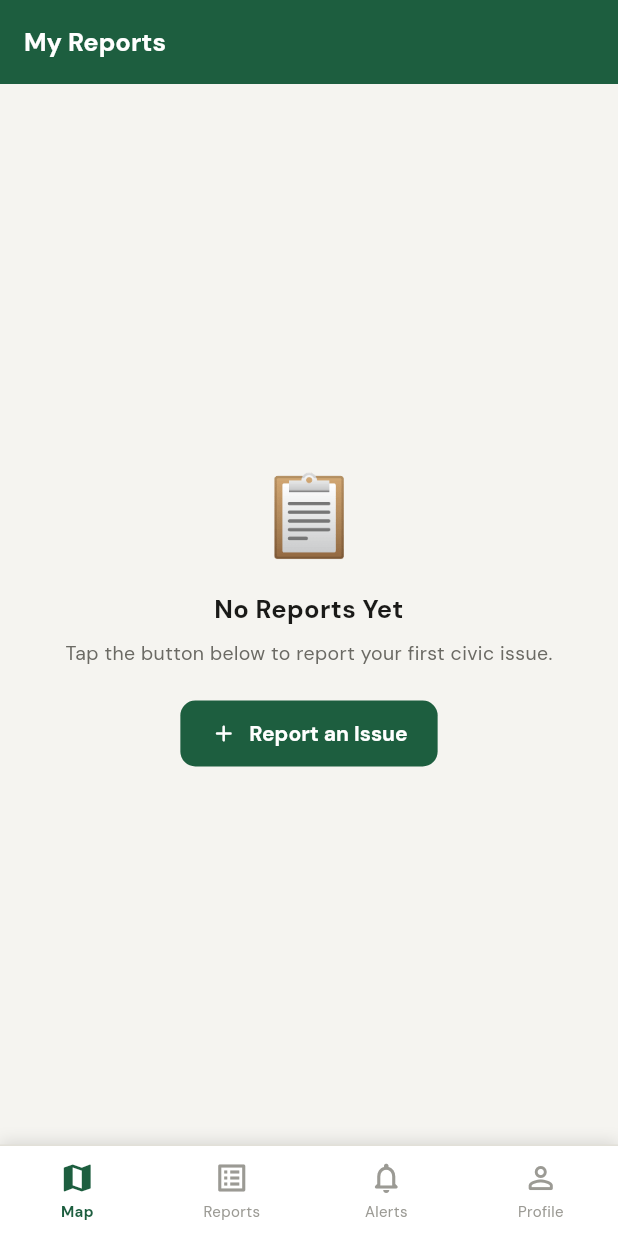
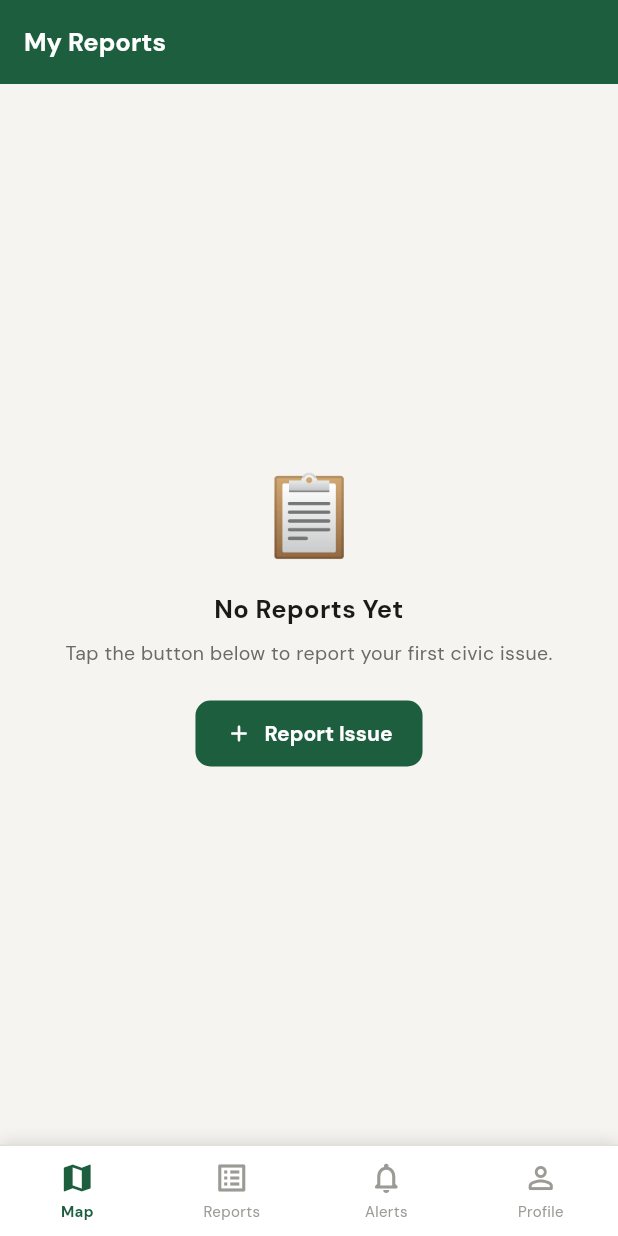
Before and after one commit to Manjunathvpoojari/Smart_City_Issue_Reporting_App, a Flutter app: the screen it shows once a user with an empty profile is signed in, scrolled down 242 dp, after a tap on "View all", on a phone screen of 412 x 824 dp. Run offline on Flutter 3.47's test engine with Material 3 defaults, Android fonts, the phone set to English and light mode, and no system bars; our stand-ins replace cached_network_image, firebase_core, firebase_messaging, fl_chart, flutter_dotenv, flutter_image_compress and 13 more; accounts and stored records are empty; network calls fail.

Commit message:
Final version updated as of now

```diff
--- a/SmartCityIssue_App/lib/screens/home/home_screen.dart
+++ b/SmartCityIssue_App/lib/screens/home/home_screen.dart
@@ -6,6 +6,7 @@ import 'package:latlong2/latlong.dart';
 import 'package:timeago/timeago.dart' as timeago;
 
 import '../../core/constants.dart';
+import '../../core/l10n_extension.dart';
 import '../../core/theme.dart';
 import '../../models/issue_model.dart';
 import '../../providers/auth_provider.dart';
@@ -22,10 +23,11 @@ class HomeScreen extends ConsumerStatefulWidget {
 class _HomeScreenState extends ConsumerState<HomeScreen> {
   final _mapController = MapController();
   String _selectedCategory = 'All';
-  bool _showMap = true; // toggle map/list view
+  bool _showMap = true;
 
   @override
   Widget build(BuildContext context) {
+    final l10n = context.l10n;
     final issuesAsync = ref.watch(allIssuesStreamProvider);
     final profile = ref.watch(userProfileProvider).valueOrNull;
     final isAdmin = ref.watch(isAdminProvider);
@@ -33,9 +35,9 @@ class _HomeScreenState extends ConsumerState<HomeScreen> {
     return Scaffold(
       backgroundColor: AppTheme.background,
       body: issuesAsync.when(
-        loading: () => const LoadingWidget(message: 'Loading city data...'),
+        loading: () => LoadingWidget(message: l10n.loadingMap),
         error: (e, _) => ErrorRetryWidget(
-          message: 'Failed to load issues',
+          message: l10n.failedToLoad,
           onRetry: () => ref.invalidate(allIssuesStreamProvider),
         ),
         data: (issues) {
@@ -50,7 +52,7 @@ class _HomeScreenState extends ConsumerState<HomeScreen> {
 
           return CustomScrollView(
             slivers: [
-              // ── App Bar ───────────────────────────────────────
+              // ── App Bar ─────────────────────────────────────────────
               SliverAppBar(
                 pinned: true,
                 backgroundColor: AppTheme.primary,
@@ -76,7 +78,8 @@ class _HomeScreenState extends ConsumerState<HomeScreen> {
                                 crossAxisAlignment: CrossAxisAlignment.start,
                                 children: [
                                   Text(
-                                    _greeting(profile?.name),
+                                    _greeting(profile?.name, l10n.goodMorning,
+                                        l10n.goodAfternoon, l10n.goodEvening),
                                     style: const TextStyle(
                                       color: Colors.white,
                                       fontSize: 18,
@@ -84,13 +87,13 @@ class _HomeScreenState extends ConsumerState<HomeScreen> {
                                     ),
                                   ),
                                   const SizedBox(height: 2),
-                                  const Row(
+                                  Row(
                                     children: [
-                                      Icon(Icons.location_on_rounded,
+                                      const Icon(Icons.location_on_rounded,
                                           size: 12, color: Colors.white70),
-                                      SizedBox(width: 3),
-                                      Text('Shivamogga, Karnataka',
-                                          style: TextStyle(
+                                      const SizedBox(width: 3),
+                                      Text(l10n.shimoga,
+                                          style: const TextStyle(
                                               color: Colors.white70,
                                               fontSize: 12)),
                                     ],
@@ -110,13 +113,15 @@ class _HomeScreenState extends ConsumerState<HomeScreen> {
                                     border: Border.all(
                                         color: Colors.white.withOpacity(0.4)),
                                   ),
-                                  child: const Row(
+                                  child: Row(
                                     children: [
-                                      Icon(Icons.admin_panel_settings_rounded,
-                                          size: 14, color: Colors.white),
-                                      SizedBox(width: 4),
-                                      Text('Admin',
-                                          style: TextStyle(
+                                      const Icon(
+                                          Icons.admin_panel_settings_rounded,
+                                          size: 14,
+                                          color: Colors.white),
+                                      const SizedBox(width: 4),
+                                      Text(l10n.admin,
+                                          style: const TextStyle(
                                               color: Colors.white,
                                               fontSize: 11,
                                               fontWeight: FontWeight.w700)),
@@ -133,9 +138,7 @@ class _HomeScreenState extends ConsumerState<HomeScreen> {
                 bottom: PreferredSize(
                   preferredSize: const Size.fromHeight(0),
                   child: Container(
-                    height: 1,
-                    color: AppTheme.primary.withOpacity(0.3),
-                  ),
+                      height: 1, color: AppTheme.primary.withOpacity(0.3)),
                 ),
               ),
 
@@ -143,34 +146,34 @@ class _HomeScreenState extends ConsumerState<HomeScreen> {
                 child: Column(
                   crossAxisAlignment: CrossAxisAlignment.start,
                   children: [
-                    // ── Stats Row ────────────────────────────────
+                    // ── Stats Row ──────────────────────────────────────
                     Padding(
                       padding: const EdgeInsets.fromLTRB(16, 16, 16, 0),
                       child: Row(
                         children: [
                           _StatCard(
-                            label: 'Total',
+                            label: l10n.total,
                             value: '${issues.length}',
                             icon: Icons.location_on_rounded,
                             color: AppTheme.primary,
                           ),
                           const SizedBox(width: 10),
                           _StatCard(
-                            label: 'Pending',
+                            label: l10n.pending,
                             value: '$pending',
                             icon: Icons.hourglass_empty_rounded,
                             color: AppTheme.pendingColor,
                           ),
                           const SizedBox(width: 10),
                           _StatCard(
-                            label: 'Active',
+                            label: l10n.active,
                             value: '$inProgress',
                             icon: Icons.autorenew_rounded,
                             color: AppTheme.inProgressColor,
                           ),
                           const SizedBox(width: 10),
                           _StatCard(
-                            label: 'Resolved',
+                            label: l10n.resolved,
                             value: '$resolved',
                             icon: Icons.check_circle_rounded,
                             color: AppTheme.resolvedColor,
@@ -179,7 +182,7 @@ class _HomeScreenState extends ConsumerState<HomeScreen> {
                       ),
                     ),
 
-                    // ── Category Filter ───────────────────────────
+                    // ── Category Filter ────────────────────────────────
                     const SizedBox(height: 16),
                     SizedBox(
                       height: 36,
@@ -227,20 +230,20 @@ class _HomeScreenState extends ConsumerState<HomeScreen> {
                       ),
                     ),
 
-                    // ── Map / List Toggle ─────────────────────────
+                    // ── Map / List Toggle ──────────────────────────────
                     const SizedBox(height: 14),
                     Padding(
                       padding: const EdgeInsets.symmetric(horizontal: 16),
                       child: Row(
                         children: [
-                          const Text('City Map',
-                              style: TextStyle(
+                          Text(l10n.cityMap,
+                              style: const TextStyle(
                                   color: AppTheme.textPrimary,
                                   fontSize: 14,
                                   fontWeight: FontWeight.w700)),
                           const Spacer(),
                           _ToggleButton(
-                            label: 'Map',
+                            label: l10n.map,
                             icon: Icons.map_rounded,
                             active: _showMap,
                             onTap: () => setState(() => _showMap = true),
@@ -256,7 +259,7 @@ class _HomeScreenState extends ConsumerState<HomeScreen> {
                       ),
                     ),
 
-                    // ── Map ───────────────────────────────────────
+                    // ── Map ───────────────────────────────────────────
                     const SizedBox(height: 10),
                     if (_showMap)
                       Padding(
@@ -295,7 +298,7 @@ class _HomeScreenState extends ConsumerState<HomeScreen> {
                         ),
                       ),
 
-                    // ── Map Legend ────────────────────────────────
+                    // ── Map Legend ─────────────────────────────────────
                     if (_showMap) ...[
                       const SizedBox(height: 10),
                       Padding(
@@ -303,36 +306,37 @@ class _HomeScreenState extends ConsumerState<HomeScreen> {
                         child: Row(
                           children: [
                             _LegendDot(
-                                color: AppTheme.pendingColor, label: 'Pending'),
+                                color: AppTheme.pendingColor,
+                                label: l10n.pending),
                             const SizedBox(width: 14),
                             _LegendDot(
                                 color: AppTheme.inProgressColor,
-                                label: 'In Progress'),
+                                label: l10n.inProgress),
                             const SizedBox(width: 14),
                             _LegendDot(
                                 color: AppTheme.resolvedColor,
-                                label: 'Resolved'),
+                                label: l10n.resolved),
                           ],
                         ),
                       ),
                     ],
 
-                    // ── Recent Issues ─────────────────────────────
+                    // ── Recent Issues ──────────────────────────────────
                     const SizedBox(height: 20),
                     Padding(
                       padding: const EdgeInsets.symmetric(horizontal: 16),
                       child: Row(
                         children: [
-                          const Text('Recent Issues',
-                              style: TextStyle(
+                          Text(l10n.recentIssues,
+                              style: const TextStyle(
                                   color: AppTheme.textPrimary,
                                   fontSize: 14,
                                   fontWeight: FontWeight.w700)),
                           const Spacer(),
                           GestureDetector(
                             onTap: () => context.go('/my-reports'),
-                            child: const Text('View all',
-                                style: TextStyle(
+                            child: Text(l10n.viewAll,
+                                style: const TextStyle(
                                     color: AppTheme.primary,
                                     fontSize: 12,
                                     fontWeight: FontWeight.w600)),
@@ -342,12 +346,12 @@ class _HomeScreenState extends ConsumerState<HomeScreen> {
                     ),
                     const SizedBox(height: 10),
                     if (filtered.isEmpty)
-                      const Padding(
-                        padding: EdgeInsets.all(32),
+                      Padding(
+                        padding: const EdgeInsets.all(32),
                         child: EmptyState(
                           emoji: '🎉',
-                          title: 'No Issues Found',
-                          subtitle: 'No issues match the selected filter.',
+                          title: l10n.noIssuesFound,
+                          subtitle: l10n.allResolved,
                         ),
                       )
                     else
@@ -372,8 +376,9 @@ class _HomeScreenState extends ConsumerState<HomeScreen> {
         onPressed: () => context.go('/report'),
         backgroundColor: AppTheme.primary,
         icon: const Icon(Icons.add_rounded, color: Colors.white),
-        label: const Text('Report Issue',
-            style: TextStyle(color: Colors.white, fontWeight: FontWeight.w700)),
+        label: Text(l10n.reportIssue,
+            style: const TextStyle(
+                color: Colors.white, fontWeight: FontWeight.w700)),
         elevation: 4,
       ),
     );
@@ -419,13 +424,14 @@ class _HomeScreenState extends ConsumerState<HomeScreen> {
     );
   }
 
-  String _greeting(String? name) {
+  String _greeting(
+      String? name, String morning, String afternoon, String evening) {
     final hour = DateTime.now().hour;
     final part = hour < 12
-        ? 'Good Morning'
+        ? morning
         : hour < 17
-            ? 'Good Afternoon'
-            : 'Good Evening';
+            ? afternoon
+            : evening;
     return name != null && name.isNotEmpty
         ? '$part, ${name.split(' ').first} 👋'
         : '$part 👋';
@@ -591,7 +597,6 @@ class _IssueListCard extends StatelessWidget {
           children: [
             Row(
               children: [
-                // Category dot
                 Container(
                   width: 8,
                   height: 8,
@@ -614,7 +619,6 @@ class _IssueListCard extends StatelessWidget {
                   ),
                 ),
                 const SizedBox(width: 8),
-                // Status badge
                 Container(
                   padding:
                       const EdgeInsets.symmetric(horizontal: 8, vertical: 3),
@@ -655,7 +659,6 @@ class _IssueListCard extends StatelessWidget {
                 ),
               ],
             ),
-            // Progress bar for In Progress items
             if (issue.status == 'In Progress') ...[
               const SizedBox(height: 8),
               Row(
--- a/SmartCityIssue_App/lib/screens/my_reports/my_reports_screen.dart
+++ b/SmartCityIssue_App/lib/screens/my_reports/my_reports_screen.dart
@@ -2,6 +2,7 @@ import 'package:flutter/material.dart';
 import 'package:flutter_riverpod/flutter_riverpod.dart';
 import 'package:go_router/go_router.dart';
 
+import '../../core/l10n_extension.dart';
 import '../../core/theme.dart';
 import '../../providers/issue_provider.dart';
 import '../../widgets/app_widgets.dart';
@@ -11,62 +12,75 @@ class MyReportsScreen extends ConsumerWidget {
 
   @override
   Widget build(BuildContext context, WidgetRef ref) {
+    final l10n = context.l10n;
     final issuesAsync = ref.watch(myIssuesStreamProvider);
 
     return Scaffold(
       backgroundColor: AppTheme.background,
-      appBar: AppBar(title: const Text('My Reports')),
+      appBar: AppBar(title: Text(l10n.myReports)),
       body: issuesAsync.when(
-        loading: () => const LoadingWidget(message: 'Loading your reports...'),
+        loading: () => LoadingWidget(message: l10n.loadingReports),
         error: (e, _) => ErrorRetryWidget(
-          message: 'Failed to load reports',
+          message: l10n.failedToLoad,
           onRetry: () => ref.invalidate(myIssuesStreamProvider),
         ),
         data: (issues) {
           if (issues.isEmpty) {
             return EmptyState(
               emoji: '📋',
-              title: 'No Reports Yet',
-              subtitle: 'Tap the button below to report your first civic issue.',
+              title: l10n.noReportsYet,
+              subtitle: l10n.reportFirst,
               action: ElevatedButton.icon(
                 onPressed: () => context.go('/report'),
                 icon: const Icon(Icons.add_rounded),
-                label: const Text('Report an Issue'),
+                label: Text(l10n.reportIssue),
               ),
             );
           }
 
-          // Status summary chips
           final pending = issues.where((i) => i.status == 'Pending').length;
-          final inProgress = issues.where((i) => i.status == 'In Progress').length;
+          final inProgress =
+              issues.where((i) => i.status == 'In Progress').length;
           final resolved = issues.where((i) => i.status == 'Resolved').length;
 
           return Column(
             children: [
-              // Summary row
               Container(
-                padding: const EdgeInsets.symmetric(horizontal: 16, vertical: 12),
+                padding:
+                    const EdgeInsets.symmetric(horizontal: 16, vertical: 12),
                 child: Row(
                   children: [
-                    _StatChip(label: 'Total', value: '${issues.length}', color: AppTheme.primary),
+                    _StatChip(
+                        label: l10n.total,
+                        value: '${issues.length}',
+                        color: AppTheme.primary),
                     const SizedBox(width: 8),
-                    _StatChip(label: 'Pending', value: '$pending', color: AppTheme.pendingColor),
+                    _StatChip(
+                        label: l10n.pending,
+                        value: '$pending',
+                        color: AppTheme.pendingColor),
                     const SizedBox(width: 8),
-                    _StatChip(label: 'In Progress', value: '$inProgress', color: AppTheme.inProgressColor),
+                    _StatChip(
+                        label: l10n.inProgress,
+                        value: '$inProgress',
+                        color: AppTheme.inProgressColor),
                     const SizedBox(width: 8),
-                    _StatChip(label: 'Resolved', value: '$resolved', color: AppTheme.resolvedColor),
+                    _StatChip(
+                        label: l10n.resolved,
+                        value: '$resolved',
+                        color: AppTheme.resolvedColor),
                   ],
                 ),
               ),
               const Divider(height: 1),
-
               Expanded(
                 child: ListView.builder(
                   padding: const EdgeInsets.all(16),
                   itemCount: issues.length,
                   itemBuilder: (_, i) => IssueCard(
                     issue: issues[i],
-                    onTap: () => context.push('/issue/${issues[i].id}', extra: issues[i]),
+                    onTap: () => context.push('/issue/${issues[i].id}',
+                        extra: issues[i]),
                   ),
                 ),
               ),
@@ -82,7 +96,8 @@ class _StatChip extends StatelessWidget {
   final String label;
   final String value;
   final Color color;
-  const _StatChip({required this.label, required this.value, required this.color});
+  const _StatChip(
+      {required this.label, required this.value, required this.color});
 
   @override
   Widget build(BuildContext context) {
@@ -96,12 +111,17 @@ class _StatChip extends StatelessWidget {
         ),
         child: Column(
           children: [
-            Text(value, style: TextStyle(
-              color: color, fontSize: 18, fontWeight: FontWeight.w800,
-            )),
-            Text(label, style: const TextStyle(
-              color: AppTheme.textMuted, fontSize: 10,
-            )),
+            Text(value,
+                style: TextStyle(
+                  color: color,
+                  fontSize: 18,
+                  fontWeight: FontWeight.w800,
+                )),
+            Text(label,
+                style: const TextStyle(
+                  color: AppTheme.textMuted,
+                  fontSize: 10,
+                )),
           ],
         ),
       ),
```
Also changed, not shown: SmartCityIssue_App/lib/screens/notifications/notifications_screen.dart (+23 -28 lines), SmartCityIssue_App/lib/screens/report/report_issue_screen.dart (+61 -63 lines).
